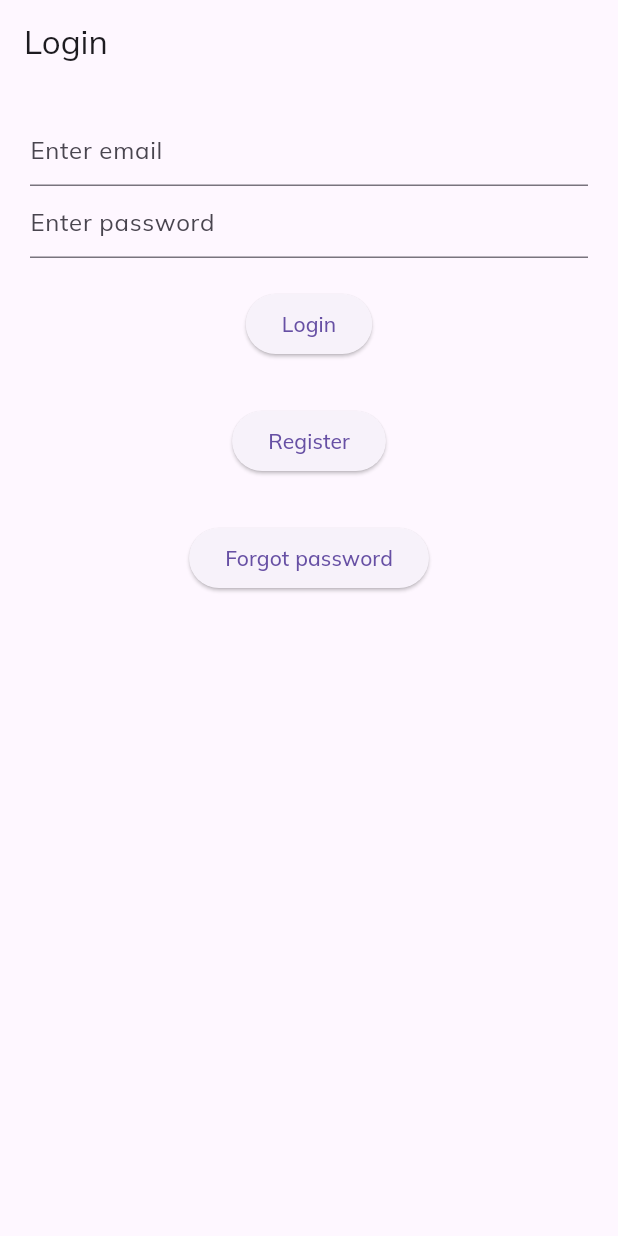
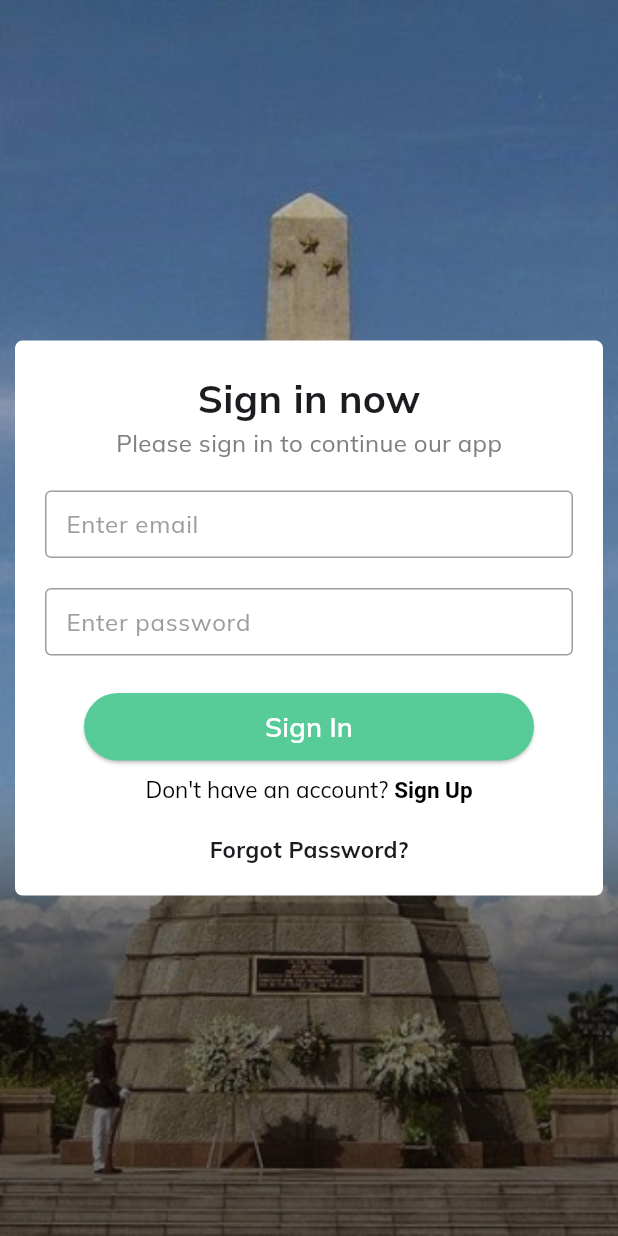
Before and after one commit to adnalow/TravelMate, a Flutter app: the screen it shows after launch, on a phone screen of 412 x 824 dp. Run offline on Flutter 3.47's test engine with Material 3 defaults, Android fonts, the phone set to English and light mode, and no system bars; our stand-ins replace cloud_firestore, csc_picker, firebase_auth, firebase_core, firebase_storage, flutter_svg and 5 more; accounts and stored records are empty.

Commit message:
designed login ui

```diff
--- a/lib/Screens/login.dart
+++ b/lib/Screens/login.dart
@@ -1,8 +1,11 @@
 import 'package:firebase_auth/firebase_auth.dart';
+import 'package:flutter/gestures.dart';
 import 'package:flutter/material.dart';
 import 'package:get/get.dart';
 import 'package:travel_mate/Screens/forgot_password.dart';
 import 'package:travel_mate/Screens/signup.dart';
+import 'package:travel_mate/Widgets/customTextField.dart';
+import 'package:travel_mate/Widgets/custom_Button.dart';
 
 class LoginScreen extends StatefulWidget {
   const LoginScreen({super.key});
@@ -83,44 +86,121 @@ class _LoginScreenState extends State<LoginScreen> {
   @override
   Widget build(BuildContext context) {
     return Scaffold(
-      appBar: AppBar(
-        title: Text("Login"),
+      resizeToAvoidBottomInset: false, // Prevents resizing when the keyboard appears
+      body: Stack(
+        children: [
+          Container(
+            decoration: const BoxDecoration(
+              image: DecorationImage(
+                image: AssetImage('assets/images/background.png'),
+                fit: BoxFit.cover,
               ),
-      body: Padding(
+            ),
+          ),
+
+          Center(
+            child: Padding(
+              padding: const EdgeInsets.all(10.0),
+              child: Container(
                 padding: const EdgeInsets.all(20.0),
+                decoration: BoxDecoration(
+                  color: Color(0xFFFFFFFF),
+                  borderRadius: BorderRadius.circular(5),
+                ),
+                height: 370,
                 child: Column(
                   children: [
-            TextField(
+                    const Text(
+                      'Sign in now',
+                      style: TextStyle(
+                        fontSize: 26,
+                        fontWeight: FontWeight.bold,
+                      ),
+                    ),
+                    const Text(
+                      'Please sign in to continue our app',
+                      style: TextStyle(
+                        fontSize: 16,
+                        color: Color(0xFF808080),
+                        fontWeight: FontWeight.normal,
+                      ),
+                    ),
+                    const SizedBox(height: 20),
+                    CustomTextField(
                       controller: emailController,
-              decoration: InputDecoration(hintText: 'Enter email'),
+                      hintText: 'Enter email',
+                      width: double.infinity,
                     ),
-            TextField(
+                    const SizedBox(height: 20),
+                    CustomTextField(
                       controller: passwordController,
-              decoration: InputDecoration(hintText: 'Enter password'),
+                      hintText: 'Enter password',
+                      width: double.infinity,
                       obscureText: true, // Hide the password input
                     ),
-            SizedBox(height: 20),
-            ElevatedButton(
+                    const SizedBox(height: 25),
+                    SizedBox(
+                      width: 300,
+                      height: 45,
+                      child: loginElevatedButton(
                         onPressed: isLoading ? null : signIn,
                         child: isLoading
-                  ? CircularProgressIndicator(
+                            ? const CircularProgressIndicator(
                                 valueColor: AlwaysStoppedAnimation<Color>(Colors.white),
                               )
-                  : Text('Login'),
+                            : const Text(
+                                'Sign In',
+                                style: TextStyle(
+                                  fontSize: 18,
+                                  color: Colors.white,
+                                  fontWeight: FontWeight.w600,
                                 ),
-            SizedBox(height: 30),
-            ElevatedButton(
-              onPressed: () => Get.to(SignupPage()),
-              child: Text('Register'),
                               ),
-            SizedBox(height: 30),
-            ElevatedButton(
-              onPressed: () => Get.to(ForgotPage()),
-              child: Text('Forgot password'),
+                      ),
+                    ),
+                    const SizedBox(height: 10),
+                    RichText(
+                      text: TextSpan(
+                        text: "Don't have an account? ",
+                        style: const TextStyle(
+                          fontSize: 15,
+                          color: Colors.black,
+                          fontFamily: 'Mulish',
+                        ),
+                        children: [
+                          TextSpan(
+                            text: 'Sign Up',
+                            style: const TextStyle(
+                              fontWeight: FontWeight.bold,
+                            ),
+                            recognizer: TapGestureRecognizer()
+                              ..onTap = () {
+                                Get.to(SignupPage());
+                              }
                           ),
                         ],
                       ),
                     ),
+                    const SizedBox(height: 20),
+                    GestureDetector(
+                      onTap: () {
+                        Get.to(ForgotPage());
+                      },
+                      child: const Text(
+                        'Forgot Password?',
+                        style: TextStyle(
+                          fontSize: 15,
+                          fontWeight: FontWeight.bold,
+                        ),
+                      ),
+                    ),
+                  ],
+                ),
+              ),
+            ),
+          ),
+        ],
+      ),
     );
   }
 }
--- a/lib/Widgets/customTextField.dart
+++ b/lib/Widgets/customTextField.dart
@@ -6,6 +6,7 @@ class CustomTextField extends StatelessWidget {
   final String hintText; // Parameter for hint text
   final TextInputType? keyboardType; // Optional parameter for keyboard type
   final double? width; // Parameter for adjustable width
+  final bool obscureText; // Optional parameter for obscure text
 
   const CustomTextField({
     Key? key,
@@ -14,6 +15,7 @@ class CustomTextField extends StatelessWidget {
     required this.hintText, // Make hintText required
     this.keyboardType,
     this.width, // Add width parameter
+    this.obscureText = false, // Add obscureText parameter with default value
   }) : super(key: key);
 
   @override
@@ -37,6 +39,7 @@ class CustomTextField extends StatelessWidget {
           child: TextField(
             controller: controller,
             keyboardType: keyboardType, // Use the keyboardType parameter
+            obscureText: obscureText, // Use the obscureText parameter
             decoration: InputDecoration(
               hintText: hintText, // Use the hintText parameter
               hintStyle: const TextStyle(color: Colors.grey), // Set hint text color to grey
--- a/lib/Widgets/custom_Button.dart
+++ b/lib/Widgets/custom_Button.dart
@@ -23,6 +23,28 @@ ElevatedButton reusableElevatedButton({
   );
 }
 
+ElevatedButton loginElevatedButton({
+  String? text, // Optional text
+  Widget? child, // Optional child widget
+  required VoidCallback? onPressed, // Make onPressed nullable
+}) {
+  return ElevatedButton(
+    style: ElevatedButton.styleFrom(
+      backgroundColor: const Color(0xFF57CC99),
+      shape: RoundedRectangleBorder(
+        borderRadius: BorderRadius.circular(50),
+      ),
+    ),
+    onPressed: onPressed, // This can now accept null
+    child: child ?? // Use the child if provided, otherwise fallback to text
+        Text(
+          text ?? '',
+
+        ),
+  );
+}
+
+
 ElevatedButton customElevatedButton({
   required String text,
   required VoidCallback onPressed,
```
Lines whose indentation alone changed are shown as unchanged.
